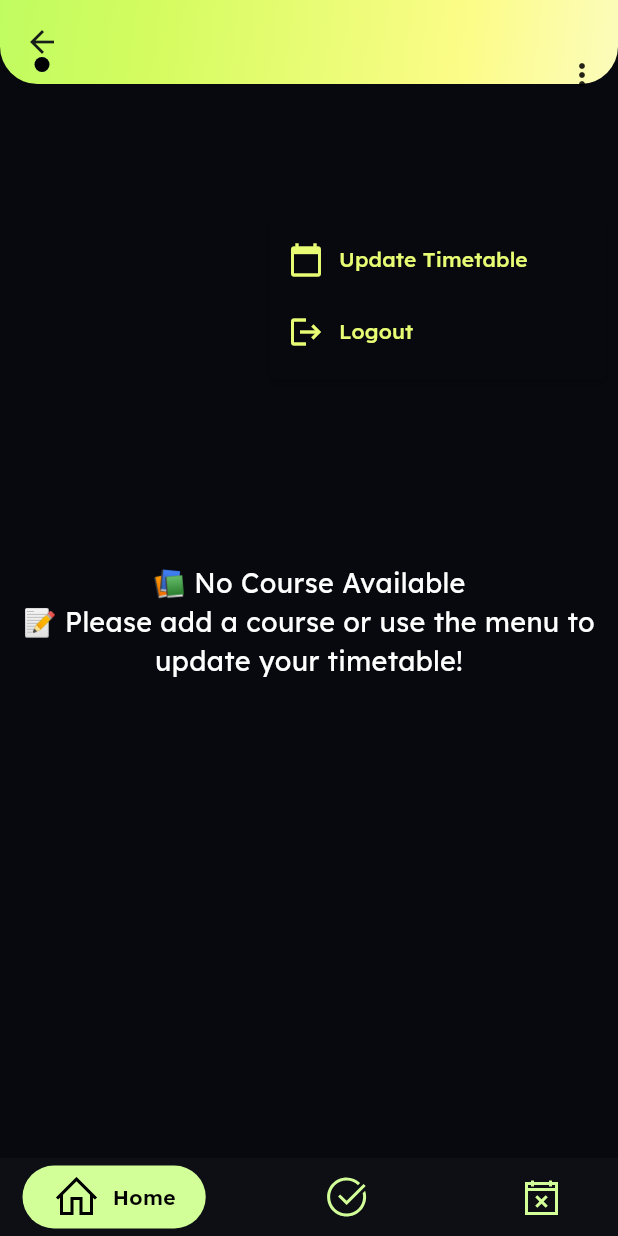
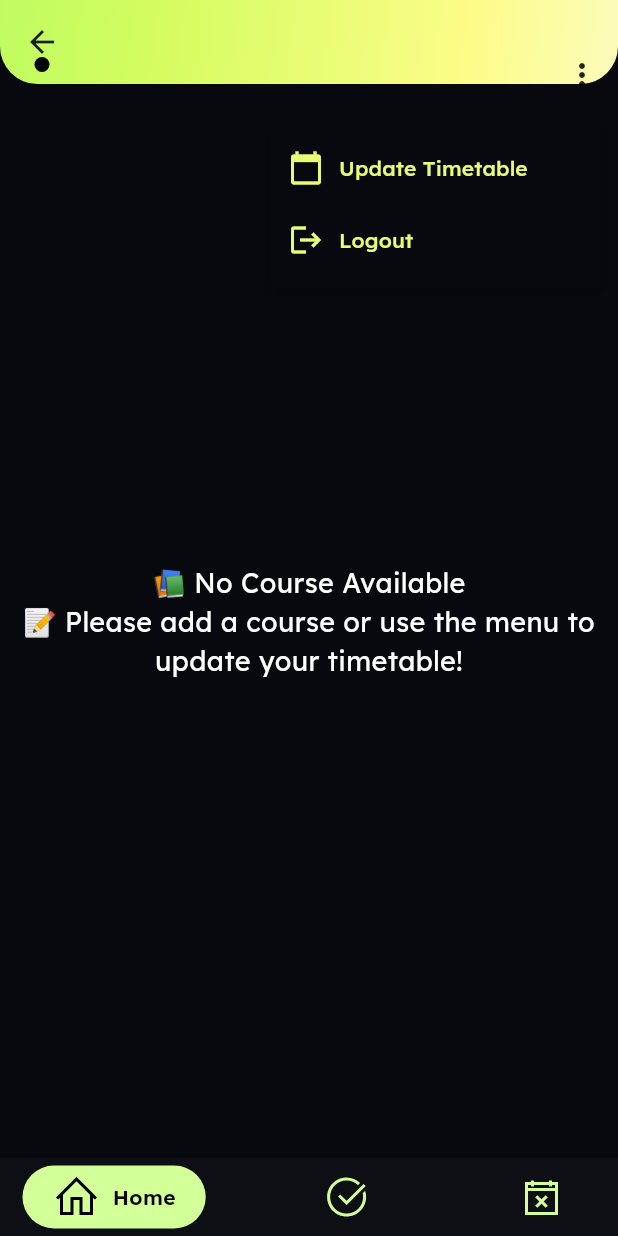
Before and after one commit to Bunk-Mate/Mobile-App, a Flutter app: the Navigation screen opened directly, after a tap on the "more vert" icon, on a phone screen of 412 x 824 dp. Run offline on Flutter 3.47's test engine with Material 3 defaults, Android fonts, the phone set to English and light mode, and no system bars; drawn by our look-alikes of google_nav_bar; our stand-ins replace flutter_secure_storage, get, google_fonts, line_icons, syncfusion_flutter_charts; accounts and stored records are empty; network calls fail.

Commit message:
fix:Fixed critical bugs

```diff
--- a/lib/controllers/auth/signup_controller.dart
+++ b/lib/controllers/auth/signup_controller.dart
@@ -28,7 +28,7 @@ class SignupController extends GetxController {
       if (response.statusCode == 201) {
         usernameController.clear();
         passwordController.clear();
-        Get.to(AuthScreen());
+        Get.off(const AuthScreen());
       }
       else {
         throw jsonDecode(response.body) ?? 'Unknown Error occured' ;
--- a/lib/controllers/homepage/course_summary_controller.dart
+++ b/lib/controllers/homepage/course_summary_controller.dart
@@ -1,5 +1,6 @@
 import 'dart:convert';
 import 'package:bunk_mate/models/course_summary_model.dart';
+import 'package:bunk_mate/screens/OnBoardView.dart';
 import 'package:flutter_secure_storage/flutter_secure_storage.dart';
 import 'package:get/get.dart';
 import 'package:bunk_mate/utils/api_endpoints.dart';
@@ -14,7 +15,7 @@ class CourseSummaryController extends GetxController {
   Future<String?> getToken() async {
     return await storage.read(key: 'token');
   }
-
+var checkIn = false.obs;
   Future<void> fetchCourseSummary() async {
     final token = await getToken();
     if (token == null) {
@@ -31,14 +32,29 @@ class CourseSummaryController extends GetxController {
       http.Response response = await http.get(url, headers: headers);
       response = http.Response(response.body, 200);
       if (response.statusCode == 200) {
+
         List<dynamic> jsonData = json.decode(response.body);
-
         var fetchedSummary =
             jsonData.map((data) => CourseSummary.fromJson(data)).toList();
 
         courseSummary.assignAll(fetchedSummary);
+        final Map<String, dynamic> responseMap = json.decode(response.body);
+         if (responseMap['detail'] == "Not found.") {
+        checkIn.value = false ;
+    }
+    else {
+      checkIn.value = true;
+
+    }
+if (checkIn.value == false) {
+Future.delayed(const Duration(seconds: 3), () {
+      Get.offAll(TimetableView());
+      checkIn.value == true ;
+    });
+    }
+       print(response.body);
+
         print("Task Done");
-        print(response.body);
       } else {
         var errorResponse = jsonDecode(response.body);
         print(response.statusCode);
--- a/lib/controllers/status/status_controller.dart
+++ b/lib/controllers/status/status_controller.dart
@@ -8,7 +8,7 @@ import 'package:http/http.dart' as http;
 import 'package:get/get.dart';
 
 class StatusController extends GetxController {
-  final storage = FlutterSecureStorage();
+  final storage = const FlutterSecureStorage();
   final String apiUrl;
 
   StatusController({required this.apiUrl}) {
@@ -43,8 +43,7 @@ class StatusController extends GetxController {
 
     try {
       final response = await http.get(
-        Uri.parse(apiUrl +
-            '/datequery?date=${DateFormat('yyyy-MM-dd').format(today)}'),
+        Uri.parse('$apiUrl/datequery?date=${DateFormat('yyyy-MM-dd').format(today)}'),
         headers: {
           HttpHeaders.authorizationHeader: "Token ${await getToken()}",
           HttpHeaders.contentTypeHeader: "application/json"
@@ -138,7 +137,7 @@ class StatusController extends GetxController {
     var subjectIcons = [
       Icons.abc,
     ];
-    var randomIndex = subjectIcons.length > 0 ? 0 : 0;
+    var randomIndex = subjectIcons.isNotEmpty ? 0 : 0;
     return subjectIcons[randomIndex];
   }
 }
--- a/lib/controllers/timetable/time_table_controller.dart
+++ b/lib/controllers/timetable/time_table_controller.dart
@@ -8,7 +8,7 @@ import 'package:http/http.dart' as http;
 
 
 class TimeTableController extends GetxController {
-  final storage = FlutterSecureStorage();
+  final storage = const FlutterSecureStorage();
   var courses = <Course>[].obs;
   var schedule = <Schedule>[].obs;
   static const apiUrl = ApiEndPoints.baseUrl;
--- a/lib/screens/OnBoardView.dart
+++ b/lib/screens/OnBoardView.dart
@@ -52,7 +52,7 @@ class _TimetableViewState extends State<TimetableView> {
           const SnackBar(content: Text("Timetable has been created")),
 
         );
-        Get.off(Navigation());
+        Get.off(const Navigation());
       }).catchError((error) {
         ScaffoldMessenger.of(context).showSnackBar(
           const SnackBar(content: Text("Could not create timetable")),
@@ -152,7 +152,7 @@ class _TimetableViewState extends State<TimetableView> {
                             onPressed: () {
                               Navigator.of(context).pop(); // Close the dialog
                               _controller.timeTablePresets(value as int).then((_) {
-                                Get.to(Navigation());
+                                Get.off(const Navigation());
                               }).catchError((error) {
                                 ScaffoldMessenger.of(context).showSnackBar(
                                   const SnackBar(content: Text("Could not update timetable")),
--- a/lib/screens/auth/login_screen.dart
+++ b/lib/screens/auth/login_screen.dart
@@ -99,7 +99,7 @@ class _AuthScreenState extends State<AuthScreen> {
                         onTap: () async {
                           bool success = await loginController.loginFunction();
                           if (success) {
-                            Get.to(const Navigation());
+                            Get.off(const Navigation());
                           }
                         },
                         child: Container(
--- a/lib/screens/auth/signup_screen.dart
+++ b/lib/screens/auth/signup_screen.dart
@@ -124,7 +124,7 @@ class _RegistrationState extends State<Registration> {
                   ),
                   Column(
                     children: [
-                      Text(
+                      const Text(
                         "Have an account?",
                         style: TextStyle(
                           color: Colors.white,
@@ -133,9 +133,9 @@ class _RegistrationState extends State<Registration> {
                       ),
                       GestureDetector(
                         onTap: () {
-                          Get.to(AuthScreen());
+                          Get.off(const AuthScreen());
                         },
-                        child: Text(
+                        child: const Text(
                           "Sign in",
                           style: TextStyle(
                             color: Colors.white,
--- a/lib/screens/homepage/homepage_screen.dart
+++ b/lib/screens/homepage/homepage_screen.dart
@@ -126,7 +126,7 @@ class _HomePageState extends State<HomePage> {
                       ),
                     ),
                   ],
-                  offset: Offset(0, 111),
+                  offset: Offset(0, 50),
                   color: Color.fromARGB(255, 7, 9, 15),
                   elevation: 2,
                   onSelected: (value) async {
--- a/lib/utils/Navigation.dart
+++ b/lib/utils/Navigation.dart
@@ -27,8 +27,8 @@ class _NavigationState extends State<Navigation> {
 
   @override
   Widget build(BuildContext context) {
-    List<Widget> _children = <Widget>[
-      HomePage(),
+    List<Widget> children = <Widget>[
+      const HomePage(),
       StatusView(),
       TimeTableEntry()
 
@@ -37,13 +37,13 @@ class _NavigationState extends State<Navigation> {
     return Scaffold(
       body: IndexedStack(
         index: currentIndex,
-        children: _children,
+        children: children,
       ),
       bottomNavigationBar: Stack(
         children: [
           Container(
             decoration: BoxDecoration(
-              color: Color.fromARGB(255, 13, 15, 21),
+              color: const Color.fromARGB(255, 13, 15, 21),
               boxShadow: [
                 BoxShadow(
                   blurRadius: 20,
@@ -62,9 +62,9 @@ class _NavigationState extends State<Navigation> {
                   gap: 8,
                   activeColor: Colors.black,
                   iconSize: 32,
-                  padding: EdgeInsets.symmetric(horizontal: 20, vertical: 5),
-                  duration: Duration(milliseconds: 400),
-                  tabBackgroundColor: Color.fromARGB(255, 211, 255, 153),
+                  padding: const EdgeInsets.symmetric(horizontal: 20, vertical: 5),
+                  duration: const Duration(milliseconds: 400),
+                  tabBackgroundColor: const Color.fromARGB(255, 211, 255, 153),
                   color: const Color.fromARGB(255, 211, 255, 153),
                   tabs: const [
                     GButton(
--- a/lib/utils/custom_date_picker.dart
+++ b/lib/utils/custom_date_picker.dart
@@ -6,10 +6,10 @@ class CustomDatePicker extends StatelessWidget {
   final Function(DateTime?) onDateSelected;
 
   const CustomDatePicker({
-    Key? key,
+    super.key,
     required this.labelText,
     required this.onDateSelected,
-  }) : super(key: key);
+  });
 
   @override
   Widget build(BuildContext context) {
--- a/lib/utils/string_extension.dart
+++ b/lib/utils/string_extension.dart
@@ -1,5 +1,5 @@
 extension StringExtension on String {
     String capitalize() {
-      return "${this[0].toUpperCase()}${this.substring(1).toLowerCase()}";
+      return "${this[0].toUpperCase()}${substring(1).toLowerCase()}";
     }
 }
```
Also changed, not shown: lib/main.dart (+6 -6 lines).
